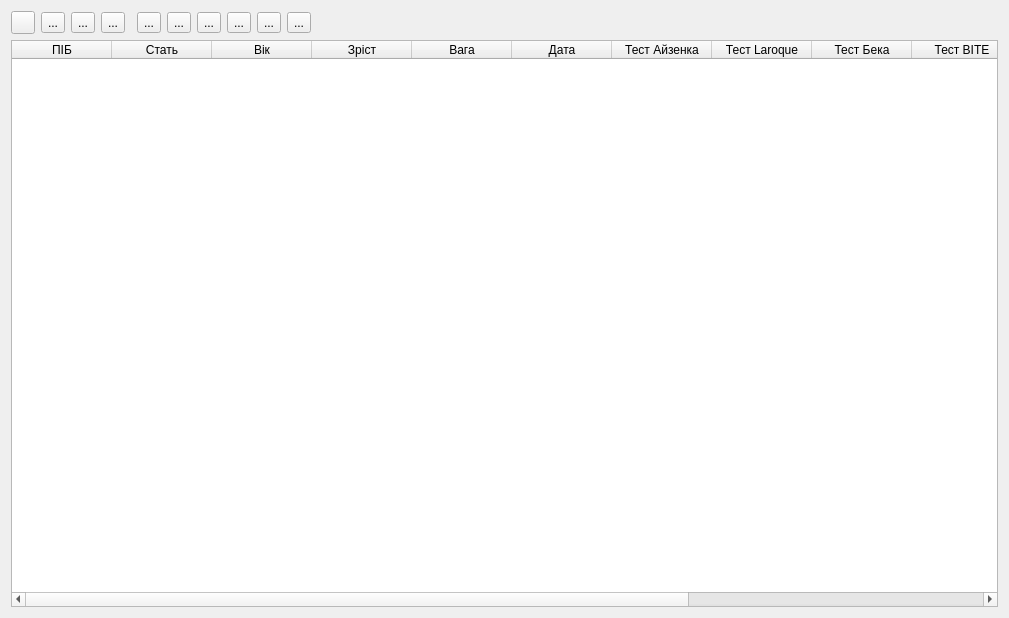
The window that DTest/tabledialog.ui (SeregaGomen/DTest) describes before a commit, drawn with Qt 5.
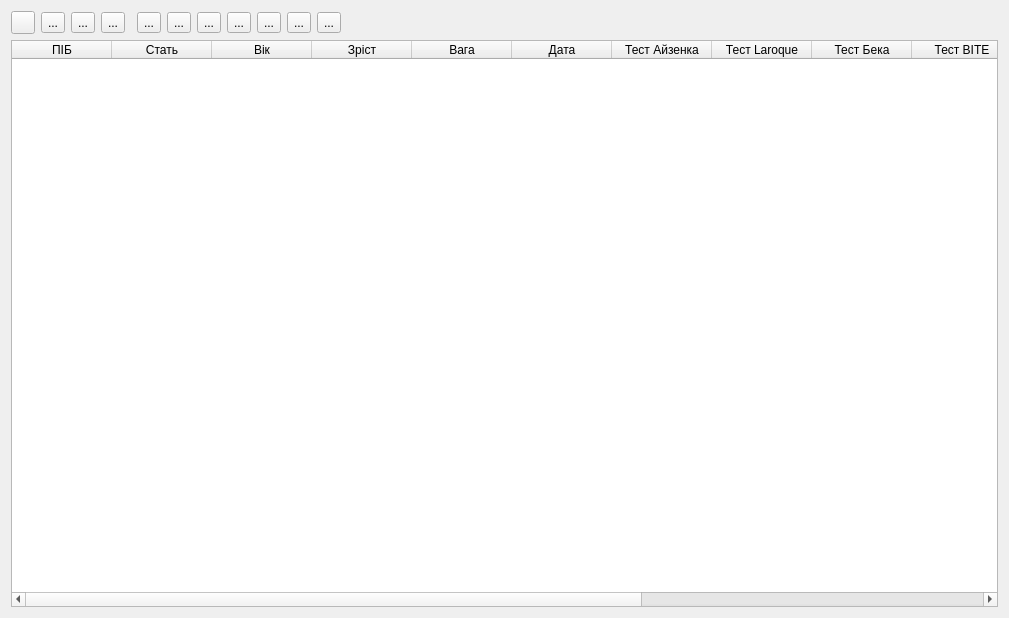
The same window after the commit. Icons and pictures are not drawn.

What changed in the file:
```diff
--- a/DTest/tabledialog.ui
+++ b/DTest/tabledialog.ui
@@ -181,6 +181,20 @@
        </property>
       </widget>
      </item>
+     <item>
+      <widget class="QToolButton" name="tb6">
+       <property name="toolTip">
+        <string>Редагувати тест ВОЗ</string>
+       </property>
+       <property name="text">
+        <string>...</string>
+       </property>
+       <property name="icon">
+        <iconset resource="DTest.qrc">
+         <normaloff>:/images/d7.png</normaloff>:/images/d7.png</iconset>
+       </property>
+      </widget>
+     </item>
      <item>
       <spacer name="horizontalSpacer_2">
        <property name="orientation">
@@ -253,6 +267,11 @@
        <string>Тест Войтенко</string>
       </property>
      </column>
+     <column>
+      <property name="text">
+       <string>Тест ВОЗ</string>
+      </property>
+     </column>
      <column>
       <property name="text">
        <string>Id cтудента</string>
```
